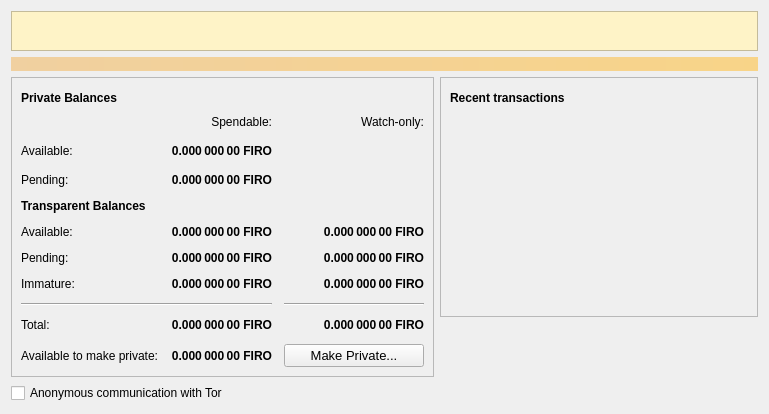
This is src/qt/forms/overviewpage.ui in firoorg/firo as Qt 5 draws it before an edit. The edited form follows.
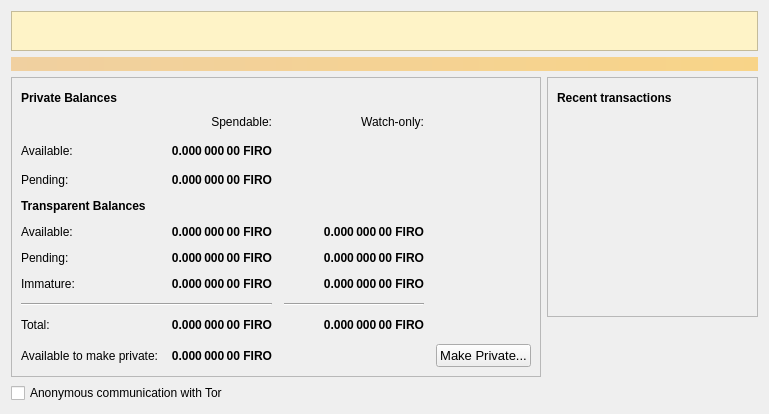
This is the edited form. Icons and pictures are not drawn.

Commit message: Qt: Keep Make Private out of watch-only column

```diff
--- a/src/qt/forms/overviewpage.ui
+++ b/src/qt/forms/overviewpage.ui
@@ -483,7 +483,7 @@
               </property>
              </widget>
             </item>
-            <item row="16" column="2">
+            <item row="16" column="3" alignment="Qt::AlignLeft">
              <widget class="QPushButton" name="anonymizeButton">
               <property name="sizePolicy">
                <sizepolicy hsizetype="Minimum" vsizetype="Minimum">
```
The commit also changes 1 other file.
